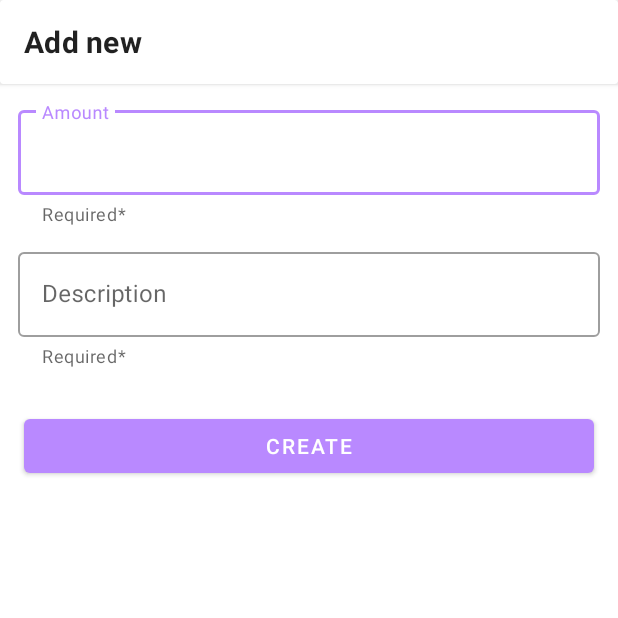
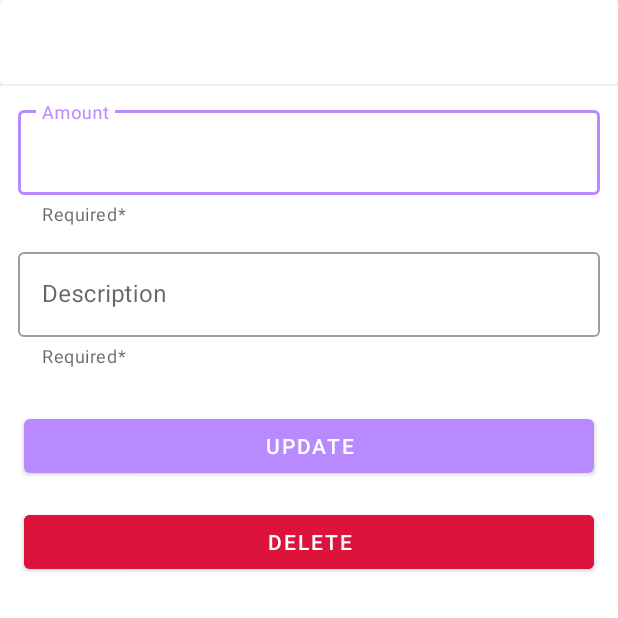
Before and after one commit to elsonjose/cashflow, an Android app: the CashFlowActivity screen opened directly, with no data from a screen before it, on a phone screen of 412 x 824 dp, the top half of it. Run offline under Robolectric (Android 15) with nearby library versions, the phone set to English and light mode, and no system bars; our stand-ins replace Room's generated code; 5 statements that could not run were skipped.

Commit message:
Added Delete Function & Fixed Recyclerview Duplicate Issue

```diff
--- a/app/src/main/java/com/cashflow/activity/CashFlowActivity.java
+++ b/app/src/main/java/com/cashflow/activity/CashFlowActivity.java
@@ -1,11 +1,15 @@
 package com.cashflow.activity;
 
+import androidx.appcompat.app.AlertDialog;
 import androidx.appcompat.app.AppCompatActivity;
 import androidx.room.Room;
 
+import android.content.DialogInterface;
 import android.content.Intent;
 import android.os.Bundle;
+import android.text.TextUtils;
 import android.view.View;
+import android.widget.Button;
 import android.widget.TextView;
 
 import com.cashflow.MainActivity;
@@ -20,22 +24,32 @@
 
     public void createCashItem(View v)
     {
+
         if(amount.getText().toString().length()==0)
         {
             amount.setError("Cannot be empty");
-            return;
         }
         else if(desc.getText().toString().length()==0)
         {
             desc.setError("Cannot be empty");
-            return;
         }
         else
         {
             CashFlowDatabase database = Room.databaseBuilder(getApplicationContext(),CashFlowDatabase.class,"CashFlow").allowMainThreadQueries().build();
             double amountVal = Double.parseDouble(amount.getText().toString());
             String descVal = desc.getText().toString();
-            database.getCashFlowDao().addItem(new CashItem(0,descVal,amountVal,type,System.currentTimeMillis()));
+
+            if(isEdit)
+            {
+                database.getCashFlowDao().UpdateItem(new CashItem(cashFlowItem.getId(),descVal,amountVal,cashFlowItem.getType(),cashFlowItem.getTime()));
+
+            }
+            else
+            {
+                database.getCashFlowDao().addItem(new CashItem(0,descVal,amountVal,type,System.currentTimeMillis()));
+
+            }
+
             onBackPressed();
         }
 
@@ -45,23 +59,72 @@
     String type="";
     TextInputEditText amount,desc;
     TextView typeTextView;
+    CashItem cashFlowItem;
+    boolean isEdit=false;
+    Button createOrUpdateBtn,deleteBtn;
 
     @Override
     protected void onCreate(Bundle savedInstanceState) {
         super.onCreate(savedInstanceState);
         setContentView(R.layout.activity_cash_flow);
 
+        createOrUpdateBtn = findViewById(R.id.create_or_update_btn);
+        deleteBtn = findViewById(R.id.delete_btn);
         typeTextView = findViewById(R.id.actionbar_textView);
         type = getIntent().getExtras().getString("type");
-        typeTextView.setText("Add new "+type);
+        long cashFlowItemId = getIntent().getExtras().getLong("id");
         amount = findViewById(R.id.amount);
         desc = findViewById(R.id.desc);
 
+        if(!TextUtils.isEmpty(type))
+        {
+            isEdit = false;
+            typeTextView.setText("Add new "+type);
+            createOrUpdateBtn.setText("Create");
+            deleteBtn.setVisibility(View.GONE);
+        }
+        else
+        {
+            isEdit = true;
+            deleteBtn.setVisibility(View.VISIBLE);
+            createOrUpdateBtn.setText("Update");
+            CashFlowDatabase database = Room.databaseBuilder(CashFlowActivity.this, CashFlowDatabase.class, "CashFlow").fallbackToDestructiveMigration()
+                    .allowMainThreadQueries().build();
+            cashFlowItem = database.getCashFlowDao().getItem(cashFlowItemId);
+            amount.setText(""+cashFlowItem.getAmount());
+            desc.setText(cashFlowItem.getDesc());
+            typeTextView.setText("Edit "+cashFlowItem.getType());
+        }
+
+        deleteBtn.setOnClickListener(new View.OnClickListener() {
+            @Override
+            public void onClick(View view) {
+                AlertDialog dialog = new AlertDialog.Builder(CashFlowActivity.this)
+                        .setTitle("Deleting "+cashFlowItem.getType())
+                        .setMessage("Are you sure you want to delete ?")
+                        .setPositiveButton("Yes", new DialogInterface.OnClickListener() {
+                            @Override
+                            public void onClick(DialogInterface dialogInterface, int i) {
+
+                                CashFlowDatabase database = Room.databaseBuilder(CashFlowActivity.this,CashFlowDatabase.class,"CashFlow").allowMainThreadQueries().build();
+                                database.getCashFlowDao().deleteItem(cashFlowItem);
+                                onBackPressed();
+                            }
+                        }).setNegativeButton("No", new DialogInterface.OnClickListener() {
+                            @Override
+                            public void onClick(DialogInterface dialogInterface, int i) {
+
+                                dialogInterface.dismiss();
+                            }
+                        }).create();
+                dialog.show();
+            }
+        });
     }
 
     @Override
     public void onBackPressed() {
-        startActivity(new Intent(CashFlowActivity.this, MainActivity.class).putExtra("type","income"));
+        startActivity(new Intent(CashFlowActivity.this, MainActivity.class));
         overridePendingTransition(android.R.anim.fade_in, android.R.anim.fade_out);
         finish();
     }
--- a/app/src/main/java/com/cashflow/db/cashflow/CashFlowDao.java
+++ b/app/src/main/java/com/cashflow/db/cashflow/CashFlowDao.java
@@ -4,6 +4,7 @@
 import androidx.room.Delete;
 import androidx.room.Insert;
 import androidx.room.Query;
+import androidx.room.Update;
 
 import java.util.List;
 
@@ -21,6 +22,12 @@
 
     @Query("SELECT * FROM CASHFLOW WHERE TYPE==:t")
     public List<CashItem> getAllItems(String t);
+
+    @Query("SELECT * FROM CASHFLOW WHERE id==:id")
+    public CashItem getItem(long id);
+
+    @Update
+    public void UpdateItem(CashItem item);
 
     @Query("SELECT * FROM CASHFLOW")
     public List<CashItem> getAllItems();
--- a/app/src/main/java/com/cashflow/helper/Constants.java
+++ b/app/src/main/java/com/cashflow/helper/Constants.java
@@ -1,8 +1,8 @@
 package com.cashflow.helper;
 
 public class Constants {
-    public static final String STATEMENT_TYPE_INCOME = "income";
-    public static final String STATEMENT_TYPE_EXPENSE = "expense";
+    public static final String STATEMENT_TYPE_CREDIT = "credit";
+    public static final String STATEMENT_TYPE_DEBIT = "debit";
     public static final String STATEMENT_TYPE_UNKNOWN = "unknown";
     public static final String CURRENT_VIEW_MODE = "view-mode";
 
--- a/app/src/main/res/layout/activity_cash_flow.xml
+++ b/app/src/main/res/layout/activity_cash_flow.xml
@@ -4,8 +4,8 @@
     xmlns:tools="http://schemas.android.com/tools"
     android:layout_width="match_parent"
     android:layout_height="match_parent"
-    tools:context=".activity.CashFlowActivity"
-    android:orientation="vertical">
+    android:orientation="vertical"
+    tools:context=".activity.CashFlowActivity">
 
     <androidx.cardview.widget.CardView
         android:id="@+id/actionbar"
@@ -14,14 +14,14 @@
 
         <TextView
             android:id="@+id/actionbar_textView"
+            style="@style/MaterialAlertDialog.MaterialComponents.Title.Text"
             android:layout_width="wrap_content"
             android:layout_height="wrap_content"
-            style="@style/MaterialAlertDialog.MaterialComponents.Title.Text"
             android:layout_gravity="center_vertical"
             android:layout_marginStart="16dp"
             android:layout_marginEnd="16dp"
             android:textSize="20sp"
-            android:textStyle="bold"/>
+            android:textStyle="bold" />
 
     </androidx.cardview.widget.CardView>
 
@@ -29,20 +29,19 @@
         style="@style/Widget.MaterialComponents.TextInputLayout.OutlinedBox"
         android:layout_width="match_parent"
         android:layout_height="wrap_content"
+        android:layout_marginStart="12dp"
+        android:layout_marginTop="12dp"
+        android:layout_marginEnd="12dp"
         android:hint="Amount"
         app:errorEnabled="true"
-        app:helperText="Required*"
-        android:layout_marginStart="12dp"
-        android:layout_marginEnd="12dp"
-        android:layout_marginTop="12dp"
-        >
+        app:helperText="Required*">
 
         <com.google.android.material.textfield.TextInputEditText
             android:id="@+id/amount"
             android:layout_width="match_parent"
             android:layout_height="wrap_content"
-            android:textCursorDrawable="@null"
-            android:inputType="numberDecimal" />
+            android:inputType="numberDecimal"
+            android:textCursorDrawable="@null" />
 
     </com.google.android.material.textfield.TextInputLayout>
 
@@ -50,28 +49,41 @@
         style="@style/Widget.MaterialComponents.TextInputLayout.OutlinedBox"
         android:layout_width="match_parent"
         android:layout_height="wrap_content"
+        android:layout_margin="12dp"
         android:hint="Description"
         app:errorEnabled="true"
-        app:helperText="Required*"
-        android:layout_margin="12dp">
+        app:helperText="Required*">
 
         <com.google.android.material.textfield.TextInputEditText
             android:id="@+id/desc"
             android:layout_width="match_parent"
             android:layout_height="wrap_content"
-            android:textCursorDrawable="@null"
-            android:inputType="textMultiLine" />
+            android:inputType="textMultiLine"
+            android:textCursorDrawable="@null" />
 
     </com.google.android.material.textfield.TextInputLayout>
 
 
     <Button
+        android:id="@+id/create_or_update_btn"
         android:layout_width="match_parent"
         android:layout_height="wrap_content"
         android:layout_margin="16dp"
+        android:onClick="createCashItem"
         android:text="Create"
+        android:textColor="@color/white" />
+
+    <Button
+        android:id="@+id/delete_btn"
+        android:layout_width="match_parent"
+        android:layout_height="wrap_content"
+        android:layout_marginStart="16dp"
+        android:layout_marginEnd="16dp"
+        android:onClick="createCashItem"
+        android:text="Delete"
+        android:backgroundTint="@color/delete_red"
         android:textColor="@color/white"
-        android:onClick="createCashItem"/>
+        android:visibility="gone"/>
 
 
 </LinearLayout>
--- a/app/src/main/res/values/colors.xml
+++ b/app/src/main/res/values/colors.xml
@@ -8,5 +8,6 @@
     <color name="black">#FF000000</color>
     <color name="white">#FFFFFFFF</color>
     <color name="red">#da3633</color>
+    <color name="delete_red">#dc143c</color>
     <color name="green">#3fb950</color>
 </resources>
```
Also changed, not shown: app/src/main/java/com/cashflow/MainActivity.java (+8 -6 lines), app/src/main/java/com/cashflow/adapter/CashFlowAdapter.java (+26 -16 lines), app/src/main/java/com/cashflow/fragments/StatementFragment.java (+8 -8 lines), app/src/main/java/com/cashflow/helper/CashFlowViewTypeHelper.java (+16 -16 lines).
